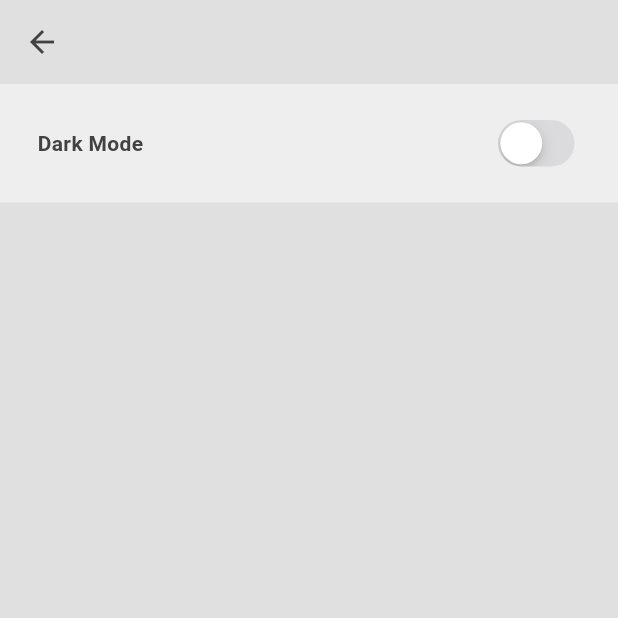
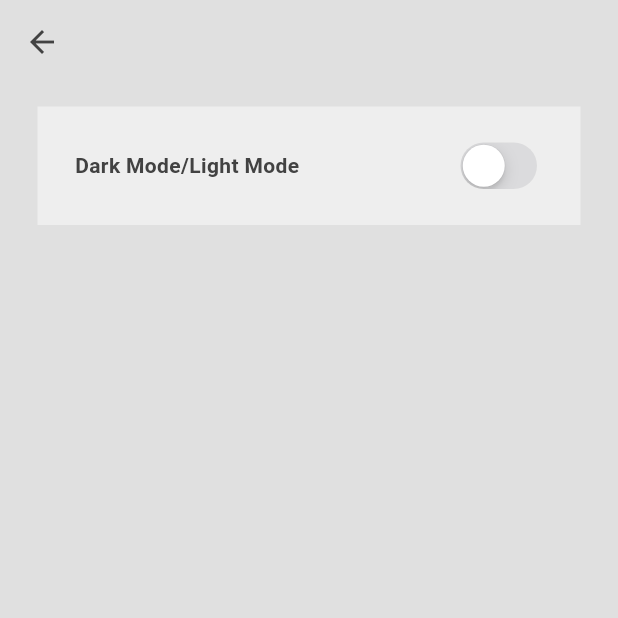
Before and after one commit to Odhi-ambo/crud_ops_with_isar_db, a Flutter app: the screen it shows after launch, in the side drawer, after a tap on "Settings", on a phone screen of 412 x 824 dp, the top half of it. Run offline on Flutter 3.47's test engine with Material 3 defaults, Android fonts, the phone set to English and light mode, and no system bars; our stand-ins replace google_fonts, isar; accounts and stored records are empty; generated files the repository leaves out were written again.

Commit message:
Initial commit

```diff
--- a/lib/pages/settings_page.dart
+++ b/lib/pages/settings_page.dart
@@ -20,12 +20,13 @@ class SettingsPage extends StatelessWidget {
           color: Theme.of(context).colorScheme.primary,
         ),
         padding: EdgeInsets.symmetric(vertical: 20.0, horizontal: 25.0),
+        margin: EdgeInsets.only(left: 25, right: 25, top: 15),
         child: Row(
           mainAxisAlignment: MainAxisAlignment.spaceBetween,
           children: [
             //dark mode
             Text(
-              'Dark Mode',
+              'Dark Mode/Light Mode',
               style: TextStyle(
                   fontWeight: FontWeight.bold,
                   color: Theme.of(context).colorScheme.inversePrimary),
```
